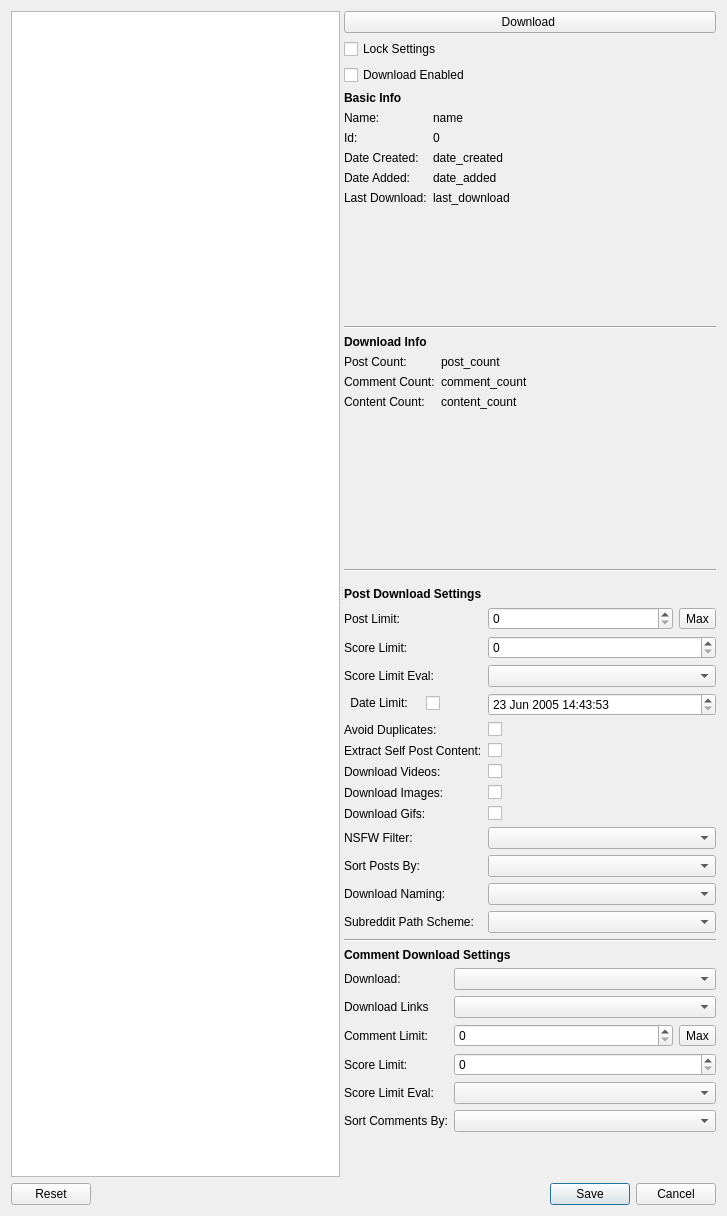
Old version of the form DownloaderForReddit/GUI_Resources/RedditObjectSettingsDialog.ui in the repository MalloyDelacroix/DownloaderForReddit.
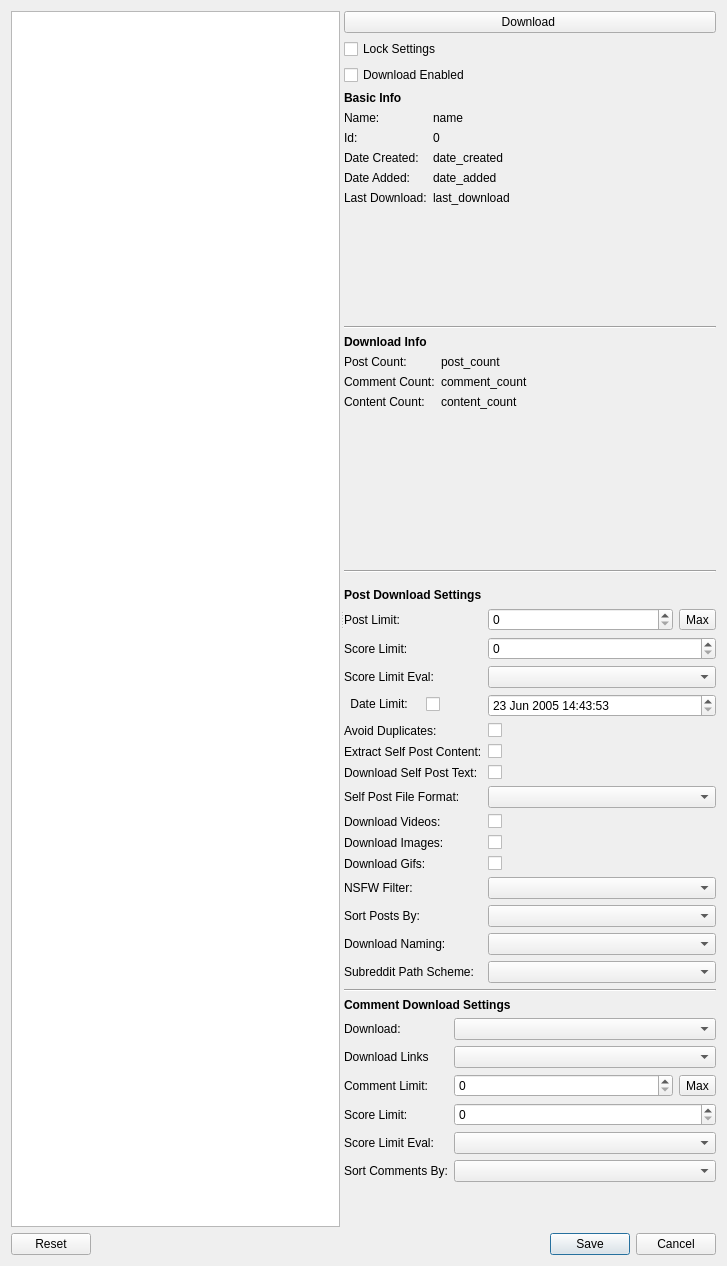
New version of the form.

Commit message: Add ability to download self post text

What changed in the file:
```diff
--- a/DownloaderForReddit/GUI_Resources/RedditObjectSettingsDialog.ui
+++ b/DownloaderForReddit/GUI_Resources/RedditObjectSettingsDialog.ui
@@ -7,7 +7,7 @@
     <x>0</x>
     <y>0</y>
     <width>727</width>
-    <height>1216</height>
+    <height>1266</height>
    </rect>
   </property>
   <property name="windowTitle">
@@ -351,88 +351,112 @@
              </property>
             </widget>
            </item>
-           <item row="9" column="0">
+           <item row="11" column="0">
             <widget class="QLabel" name="label_13">
              <property name="text">
               <string>Download Videos:</string>
              </property>
             </widget>
            </item>
-           <item row="9" column="1">
+           <item row="11" column="1">
             <widget class="QCheckBox" name="download_videos_checkbox">
              <property name="text">
               <string/>
              </property>
             </widget>
            </item>
-           <item row="10" column="0">
+           <item row="12" column="0">
             <widget class="QLabel" name="label_14">
              <property name="text">
               <string>Download Images:</string>
              </property>
             </widget>
            </item>
-           <item row="10" column="1">
+           <item row="12" column="1">
             <widget class="QCheckBox" name="download_images_checkbox">
              <property name="text">
               <string/>
              </property>
             </widget>
            </item>
-           <item row="11" column="0">
+           <item row="13" column="0">
             <widget class="QLabel" name="label_29">
              <property name="text">
               <string>Download Gifs:</string>
              </property>
             </widget>
            </item>
-           <item row="11" column="1">
+           <item row="13" column="1">
             <widget class="QCheckBox" name="download_gifs_checkbox">
              <property name="text">
               <string/>
              </property>
             </widget>
            </item>
-           <item row="12" column="0">
+           <item row="14" column="0">
             <widget class="QLabel" name="label_28">
              <property name="text">
               <string>NSFW Filter:</string>
              </property>
             </widget>
            </item>
-           <item row="12" column="1">
+           <item row="14" column="1">
             <widget class="QComboBox" name="nsfw_filter_combo"/>
            </item>
-           <item row="13" column="0">
+           <item row="15" column="0">
             <widget class="QLabel" name="label_16">
              <property name="text">
               <string>Sort Posts By:</string>
              </property>
             </widget>
            </item>
-           <item row="13" column="1">
+           <item row="15" column="1">
             <widget class="QComboBox" name="post_sort_combo"/>
            </item>
-           <item row="14" column="0">
+           <item row="16" column="0">
             <widget class="QLabel" name="label_17">
              <property name="text">
               <string>Download Naming:</string>
              </property>
             </widget>
            </item>
-           <item row="14" column="1">
+           <item row="16" column="1">
             <widget class="QComboBox" name="download_naming_combo"/>
            </item>
-           <item row="15" column="0">
+           <item row="17" column="0">
             <widget class="QLabel" name="subreddit_save_structure_label">
              <property name="text">
               <string>Subreddit Path Scheme:</string>
              </property>
             </widget>
            </item>
-           <item row="15" column="1">
+           <item row="17" column="1">
             <widget class="QComboBox" name="subreddit_save_structure_combo"/>
            </item>
+           <item row="9" column="0">
+            <widget class="QLabel" name="label_15">
+             <property name="text">
+              <string>Download Self Post Text:</string>
+             </property>
+            </widget>
+           </item>
+           <item row="10" column="0">
+            <widget class="QLabel" name="label_31">
+             <property name="text">
+              <string>Self Post File Format:</string>
+             </property>
+            </widget>
+           </item>
+           <item row="9" column="1">
+            <widget class="QCheckBox" name="download_self_post_text_checkbox">
+             <property name="text">
+              <string/>
+             </property>
+            </widget>
+           </item>
+           <item row="10" column="1">
+            <widget class="QComboBox" name="self_post_file_format_combo"/>
+           </item>
           </layout>
          </item>
          <item>
```
The commit also changes 9 other files.
